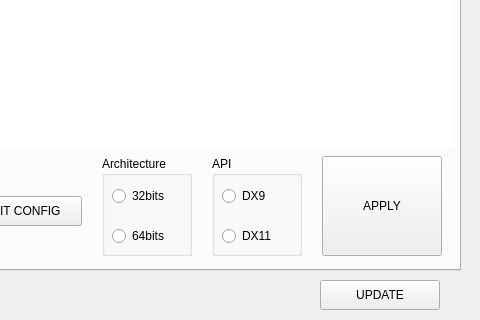
Old version of the form src/ui/main.ui in the repository ddc/ReShadeUtils; both pictures show x 470 to 950 and y 380 to 700 of the 950 by 700 pixel window.
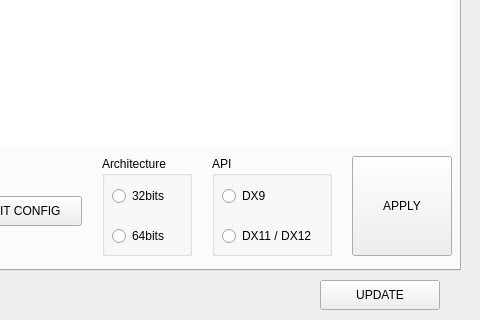
New version of the form.

What changed in the file:
```diff
--- a/src/ui/main.ui
+++ b/src/ui/main.ui
@@ -121,7 +121,7 @@
       <rect>
        <x>660</x>
        <y>470</y>
-       <width>90</width>
+       <width>120</width>
        <height>100</height>
       </rect>
      </property>
@@ -133,7 +133,7 @@
        <rect>
         <x>10</x>
         <y>30</y>
-        <width>70</width>
+        <width>105</width>
         <height>20</height>
        </rect>
       </property>
@@ -146,12 +146,12 @@
        <rect>
         <x>10</x>
         <y>70</y>
-        <width>70</width>
+        <width>105</width>
         <height>20</height>
        </rect>
       </property>
       <property name="text">
-       <string>DX11</string>
+       <string>DX11 / DX12</string>
       </property>
      </widget>
     </widget>
@@ -242,21 +242,21 @@
     <widget class="QPushButton" name="apply_button">
      <property name="geometry">
       <rect>
-       <x>770</x>
+       <x>800</x>
        <y>470</y>
-       <width>120</width>
+       <width>100</width>
        <height>100</height>
       </rect>
      </property>
      <property name="minimumSize">
       <size>
-       <width>120</width>
+       <width>100</width>
        <height>100</height>
       </size>
      </property>
      <property name="maximumSize">
       <size>
-       <width>120</width>
+       <width>100</width>
        <height>100</height>
       </size>
      </property>
```
